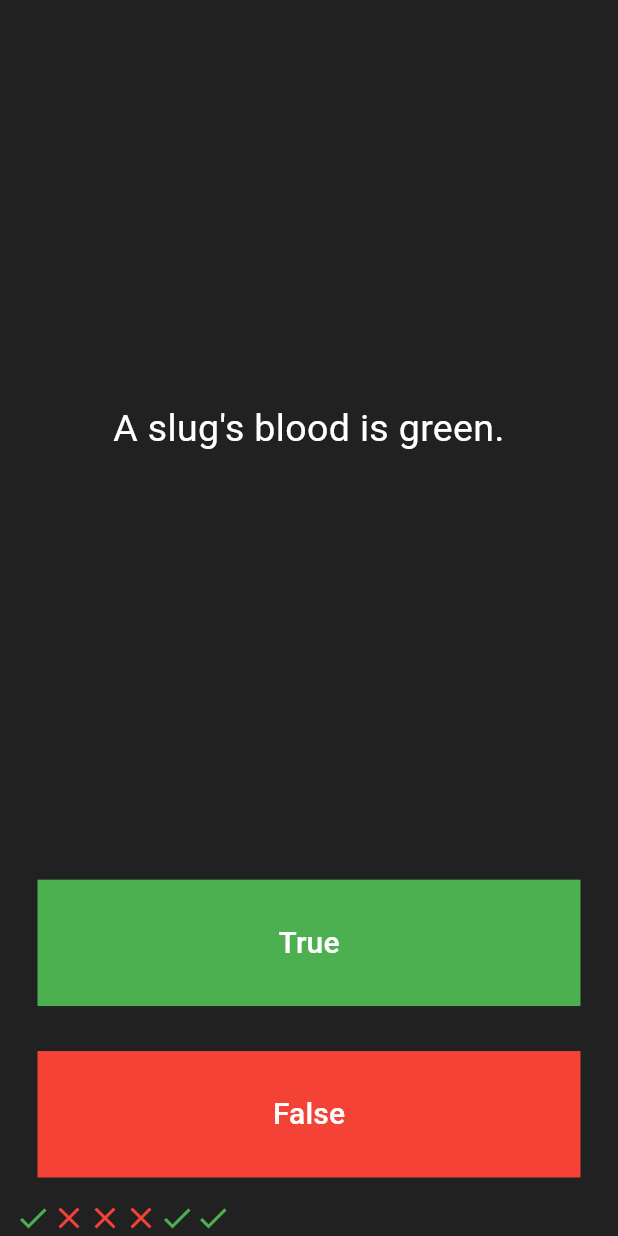
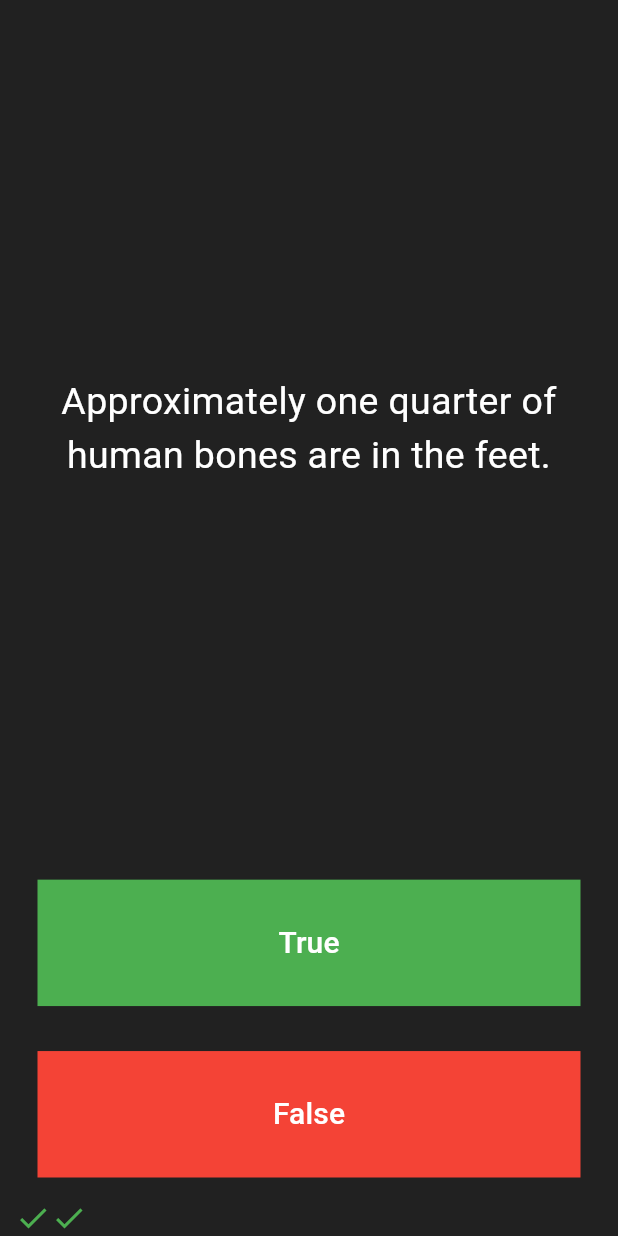
Before and after one commit to UroojAsad/Quizzler_app, a Flutter app: the screen it shows after launch, after a tap on "True", after a tap on "False", on a phone screen of 412 x 824 dp. Run offline on Flutter 3.47's test engine with Material 3 defaults, Android fonts, the phone set to English and light mode, and no system bars.

Commit message:
check corret ans

```diff
--- a/lib/main.dart
+++ b/lib/main.dart
@@ -1,7 +1,10 @@
 import 'package:flutter/cupertino.dart';
 import 'package:flutter/material.dart';
 import 'package:flutter/widgets.dart';
+import 'question.dart';
+import 'quizzler_brain.dart';
 
+QuizBrain     quizBrain = QuizBrain();
 void main() {
   runApp( Quizzler());
 }
@@ -35,38 +38,59 @@ class quizpage extends StatefulWidget {
 
 class _quizpageState extends State<quizpage> {
 
+  void correctAnswere(bool userPickAnswere){
+    bool correctAnswere= quizBrain.getQuestioAnswere();
+    setState(() {
+    if (userPickAnswere == correctAnswere ){
+      Scorekeeper.add(
+          Icon(Icons.check,
+            color: Colors.green,)
+      );}
+    else {
+      Scorekeeper.add(
+          Icon(Icons.close,
+            color: Colors.red,)
+      );}
+    quizBrain.nextQuestion();
+    }
+    );
+  }
+
   List<Icon> Scorekeeper =[
-    Icon(
-      Icons.check,
-      color: Colors.green,
-    ),
-    Icon(
-      Icons.close,
-      color: Colors.red,
-    ),
-    Icon(
-      Icons.close,
-      color: Colors.red,
-    ),
-    Icon(
-      Icons.close,
-      color: Colors.red,
-    ),
+    // Icon(
+    //   Icons.check,
+    //   color: Colors.green,
+    // ),
+    // Icon(
+    //   Icons.close,
+    //   color: Colors.red,
+    // ),
+    // Icon(
+    //   Icons.close,
+    //   color: Colors.red,
+    // ),
+    // Icon(
+    //   Icons.close,
+    //   color: Colors.red,
+    // ),
 
   ];
 
-  List<String> Questions = [
-  'You can lead a cow down stairs but not up stairs.',
-   'Approximately one quarter of human bones are in the feet.',
-  'A slug\'s blood is green.'
-  ];
+  // List<String> Questions = [
+  // 'You can lead a cow down stairs but not up stairs.',
+  //  'Approximately one quarter of human bones are in the feet.',
+  // 'A slug\'s blood is green.'
+  // ];
+  //
+  // List<bool> answere =[
+  //   false,
+  //   true,
+  //   true
+  // ];
+  //
+  // Question q1=Question('You can lead a cow down stairs but not up stairs.', false),
 
-  List<bool> answere =[
-    false,
-    true,
-    true
-  ];
-  int QuestionNumber = 0;
+
 
 
   @override
@@ -82,7 +106,7 @@ class _quizpageState extends State<quizpage> {
                 padding: EdgeInsets.all(10.0),
 
               child: Text(
-                Questions[QuestionNumber],
+                quizBrain.getQuestionText(),
             textAlign: TextAlign.center,
                 style: TextStyle(
                   fontSize: 25.0,
@@ -102,22 +126,7 @@ class _quizpageState extends State<quizpage> {
               ),
               onPressed: ()
               {
-                bool correctAnswere= answere[QuestionNumber];
-
-                if (correctAnswere=true){
-                  print('user got it right!');
-                }
-                else {
-                  print('user got it wrong!');
-                }
-                setState(() {
-                  Scorekeeper.add(
-                      Icon(Icons.check,
-                      color: Colors.green,)
-                  );
-                  QuestionNumber++;
-                });
-                print(QuestionNumber);
+                correctAnswere(true);
             },
             child: Text(
               'True',
@@ -140,23 +149,8 @@ class _quizpageState extends State<quizpage> {
               ),
               onPressed: ()
               {
-                bool correctAnswere= answere[QuestionNumber];
+                correctAnswere(false);
 
-                if (correctAnswere=true){
-                  print('user got it right!');
-                }
-                else {
-                  print('user got it wrong!');
-                }
-                setState(() {
-                  Scorekeeper.add(
-                      Icon(Icons.check,
-                        color: Colors.green,)
-                  );
-                  QuestionNumber++;
-                }
-                );
-                print(QuestionNumber);
               },
               child: Text(
                 'False',
--- /dev/null
+++ b/lib/question.dart
@@ -0,0 +1,7 @@
+class Question {
+  final String questionText;
+  final bool questionAnswere;
+
+  Question(this.questionText, this.questionAnswere);
+
+}
--- /dev/null
+++ b/lib/quizzler_brain.dart
@@ -0,0 +1,48 @@
+import 'question.dart';
+
+class QuizBrain{
+
+ int _QuestionNumber = 0;
+
+ List<Question>  _questionBank=[
+  Question('Some cats are actually allergic to humans', true),
+  Question('You can lead a cow down stairs but not up stairs.', false),
+  Question('Approximately one quarter of human bones are in the feet.', true),
+  Question('A slug\'s blood is green.', true),
+  Question('Buzz Aldrin\'s mother\'s maiden name was \"Moon\".', true),
+  Question('It is illegal to pee in the Ocean in Portugal.', true),
+  Question(
+      'No piece of square dry paper can be folded in half more than 7 times.',
+      false),
+  Question(
+      'In London, UK, if you happen to die in the House of Parliament, you are technically entitled to a state funeral, because the building is considered too sacred a place.',
+      true),
+  Question(
+      'The loudest sound produced by any animal is 188 decibels. That animal is the African Elephant.',
+      false),
+  Question(
+      'The total surface area of two human lungs is approximately 70 square metres.',
+      true),
+  Question('Google was originally called \"Backrub\".', true),
+  Question(
+      'Chocolate affects a dog\'s heart and nervous system; a few ounces are enough to kill a small dog.',
+      true),
+  Question(
+      'In West Virginia, USA, if you accidentally hit an animal with your car, you are free to take it home to eat.',
+      true),
+ ];
+
+ void nextQuestion(){
+  if (_QuestionNumber< _questionBank.length-1){
+   _QuestionNumber++;
+  }
+ }
+
+String getQuestionText (){
+    return _questionBank[_QuestionNumber].questionText;
+}
+
+bool getQuestioAnswere (){
+ return _questionBank[_QuestionNumber].questionAnswere;
+}
+}
```
